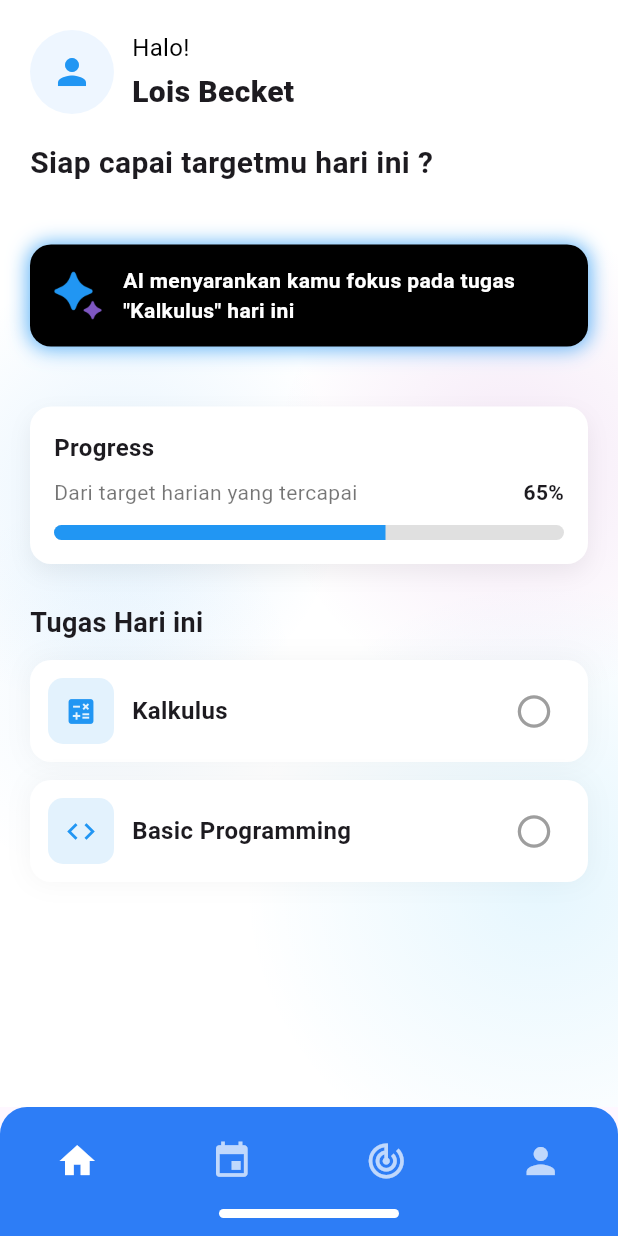
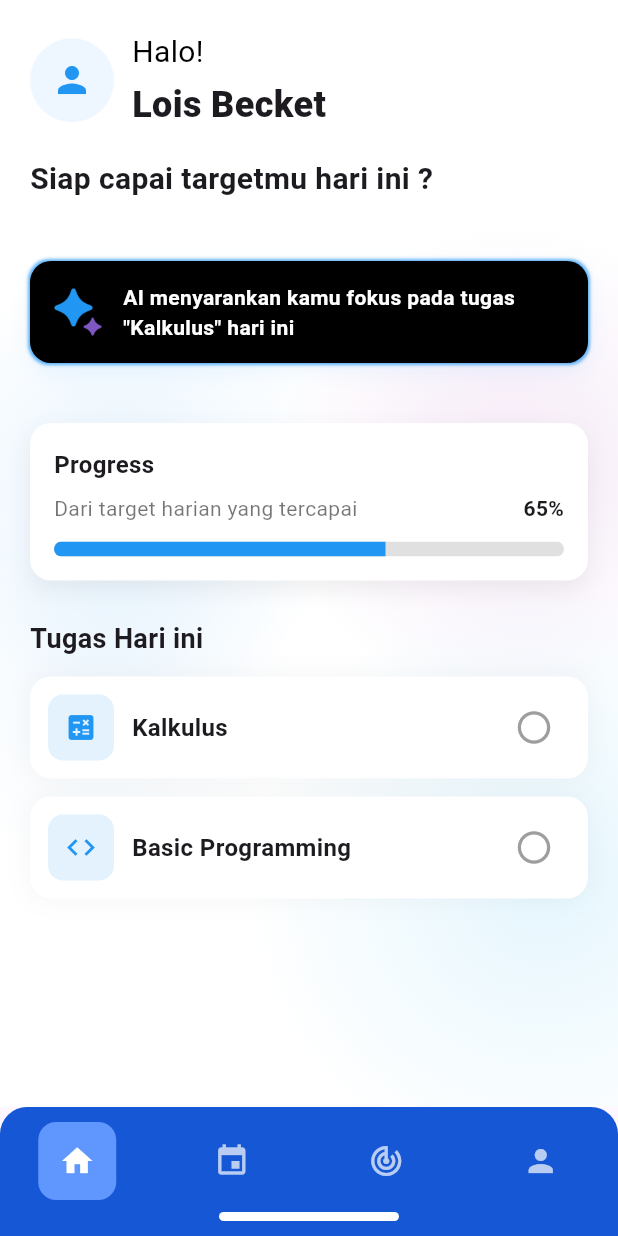
Before and after one commit to Luthfiashofaa/StudiGo-App, a Flutter app: the AppShell screen opened directly, on a phone screen of 412 x 824 dp. Run offline on Flutter 3.47's test engine with Material 3 defaults, Android fonts, the phone set to English and light mode, and no system bars; our stand-ins replace country_code_picker, get, image_picker, permission_handler; Roboto replaces fonts that are missing (LieblingBold, LieblingMedium).

Commit message:
Update Navigasi

```diff
--- a/lib/app/modules/views/home/home_view.dart
+++ b/lib/app/modules/views/home/home_view.dart
@@ -111,7 +111,7 @@ class HomeView extends GetView<HomeController> {
                                   const Text(
                                     'Halo!',
                                     style: TextStyle(
-                                      fontSize: 16,
+                                      fontSize: 20,
                                       color: Colors.black,
                                       fontFamily: 'LieblingMedium',
                                     ),
@@ -120,7 +120,7 @@ class HomeView extends GetView<HomeController> {
                                   const Text(
                                     'Lois Becket',
                                     style: TextStyle(
-                                      fontSize: 20,
+                                      fontSize: 24,
                                       fontFamily: 'LieblingBold',
                                       fontWeight: FontWeight.w800,
                                     ),
@@ -155,7 +155,7 @@ class HomeView extends GetView<HomeController> {
                             boxShadow: [
                               BoxShadow(
                                 color: Colors.blue.withOpacity(0.7),
-                                blurRadius: 11,
+                                blurRadius: 1,
                                 spreadRadius: 1,
                                 offset: const Offset(0, 0),
                               ),
--- a/lib/app/modules/views/shell/app_shell.dart
+++ b/lib/app/modules/views/shell/app_shell.dart
@@ -22,9 +22,38 @@ class _AppShellState extends State<AppShell> {
 
   void _onTap(int idx) => setState(() => _currentIndex = idx);
 
+  Widget _buildNavIcon({
+    required IconData icon,
+    required bool isActive,
+    required VoidCallback onTap,
+  }) {
+    const activeBoxColor = Color(0xFF6097FF); // #6097FF untuk kotak aktif
+    return Container(
+      width: 52,
+      height: 52,
+      decoration: isActive
+          ? BoxDecoration(
+              color: activeBoxColor,
+              borderRadius: BorderRadius.circular(12),
+            )
+          : null,
+      alignment: Alignment.center,
+      child: IconButton(
+        padding: EdgeInsets.zero,
+        constraints: const BoxConstraints.tightFor(width: 52, height: 52),
+        onPressed: onTap,
+        icon: Icon(
+          icon,
+          color: isActive ? Colors.white : Colors.white70,
+          size: 24,
+        ),
+      ),
+    );
+  }
+
   @override
   Widget build(BuildContext context) {
-    const primaryBlue = Color(0xFF2D7DF6);
+    const primaryBlue = Color(0xFF1557D4);
 
     return Scaffold(
       body: SafeArea(child: _pages[_currentIndex]),
@@ -43,37 +72,25 @@ class _AppShellState extends State<AppShell> {
             Row(
               mainAxisAlignment: MainAxisAlignment.spaceAround,
               children: [
-                IconButton(
-                  onPressed: () => _onTap(0),
-                  icon: Icon(
-                    Icons.home,
-                    color: _currentIndex == 0 ? Colors.white : Colors.white70,
-                    size: 28,
-                  ),
+                _buildNavIcon(
+                  icon: Icons.home,
+                  isActive: _currentIndex == 0,
+                  onTap: () => _onTap(0),
                 ),
-                IconButton(
-                  onPressed: () => _onTap(1),
-                  icon: Icon(
-                    Icons.event,
-                    color: _currentIndex == 1 ? Colors.white : Colors.white70,
-                    size: 28,
-                  ),
+                _buildNavIcon(
+                  icon: Icons.event,
+                  isActive: _currentIndex == 1,
+                  onTap: () => _onTap(1),
                 ),
-                IconButton(
-                  onPressed: () => _onTap(2),
-                  icon: Icon(
-                    Icons.track_changes,
-                    color: _currentIndex == 2 ? Colors.white : Colors.white70,
-                    size: 28,
-                  ),
+                _buildNavIcon(
+                  icon: Icons.track_changes,
+                  isActive: _currentIndex == 2,
+                  onTap: () => _onTap(2),
                 ),
-                IconButton(
-                  onPressed: () => _onTap(3),
-                  icon: Icon(
-                    Icons.person,
-                    color: _currentIndex == 3 ? Colors.white : Colors.white70,
-                    size: 28,
-                  ),
+                _buildNavIcon(
+                  icon: Icons.person,
+                  isActive: _currentIndex == 3,
+                  onTap: () => _onTap(3),
                 ),
               ],
             ),
```
